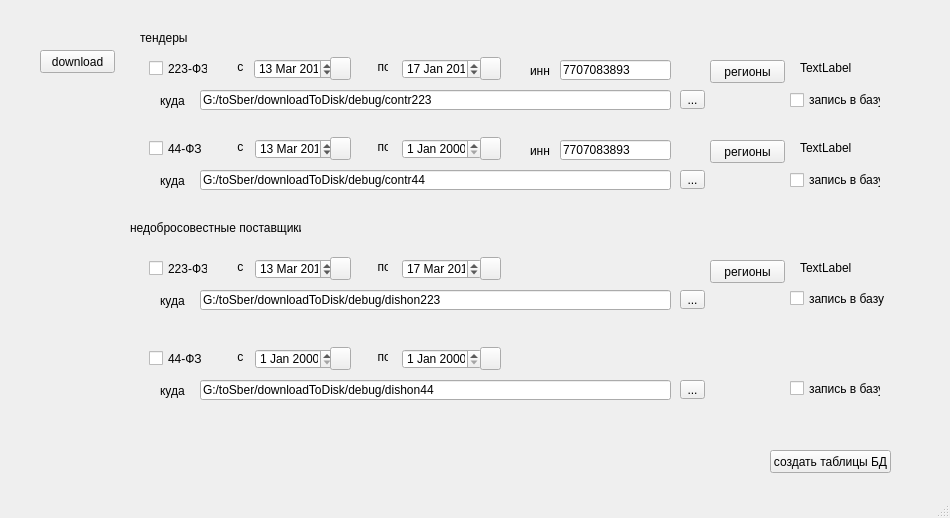
Qt form downloadToDisk/mainwindow.ui (oprosbox/toSber) before a commit.
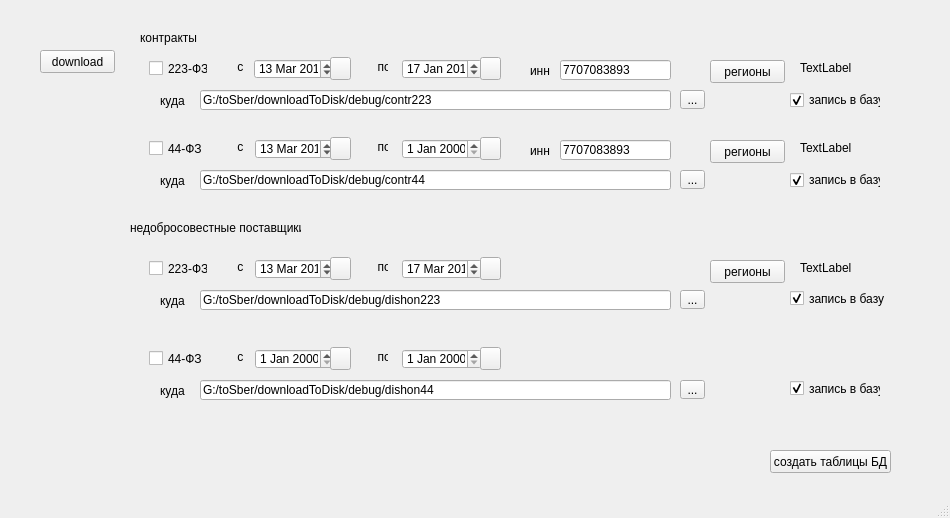
The same form after that commit.

```diff
--- a/downloadToDisk/mainwindow.ui
+++ b/downloadToDisk/mainwindow.ui
@@ -258,6 +258,9 @@
       <property name="text">
        <string>запись в базу</string>
       </property>
+      <property name="checked">
+       <bool>true</bool>
+      </property>
      </widget>
      <widget class="QLabel" name="lblRegions223fzContr">
       <property name="geometry">
@@ -485,6 +488,9 @@
       <property name="text">
        <string>запись в базу</string>
       </property>
+      <property name="checked">
+       <bool>true</bool>
+      </property>
      </widget>
      <widget class="QLabel" name="lblRegions44fzContr">
       <property name="geometry">
@@ -696,6 +702,9 @@
       <property name="text">
        <string>запись в базу</string>
       </property>
+      <property name="checked">
+       <bool>true</bool>
+      </property>
      </widget>
      <widget class="QLabel" name="lblRegions223fzDishon">
       <property name="geometry">
@@ -887,6 +896,9 @@
       <property name="text">
        <string>запись в базу</string>
       </property>
+      <property name="checked">
+       <bool>true</bool>
+      </property>
      </widget>
     </widget>
     <widget class="QLabel" name="label_11">
@@ -894,12 +906,12 @@
       <rect>
        <x>120</x>
        <y>10</y>
-       <width>51</width>
+       <width>71</width>
        <height>16</height>
       </rect>
      </property>
      <property name="text">
-      <string>тендеры</string>
+      <string>контракты</string>
      </property>
     </widget>
     <widget class="QPushButton" name="btnCrtBd">
```
